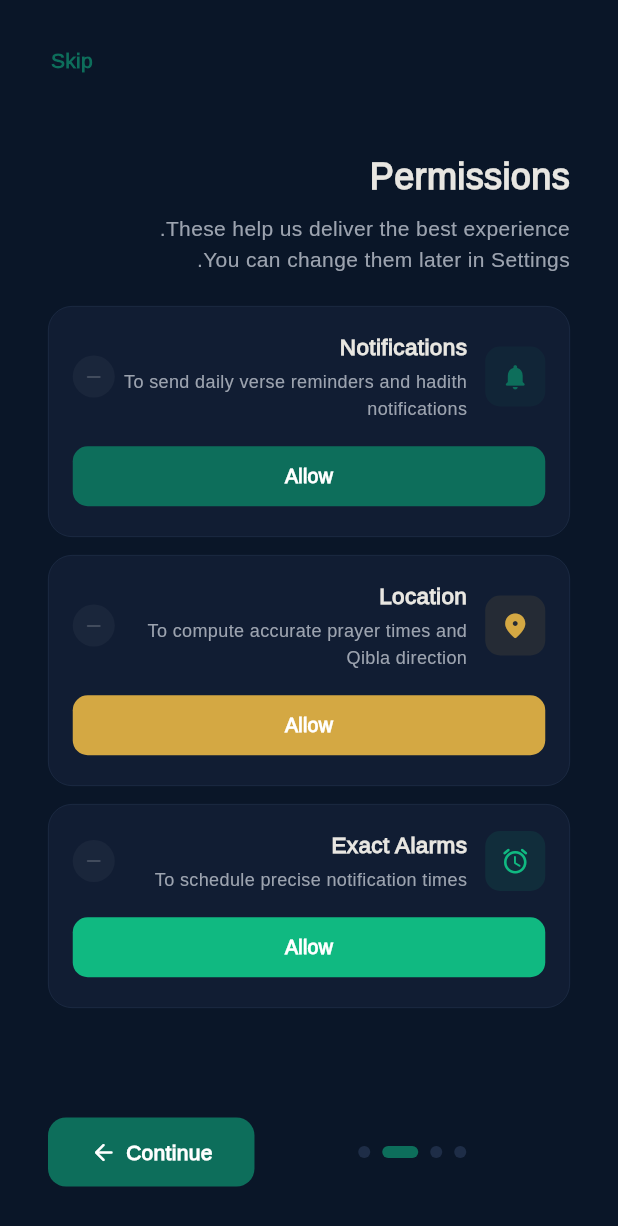
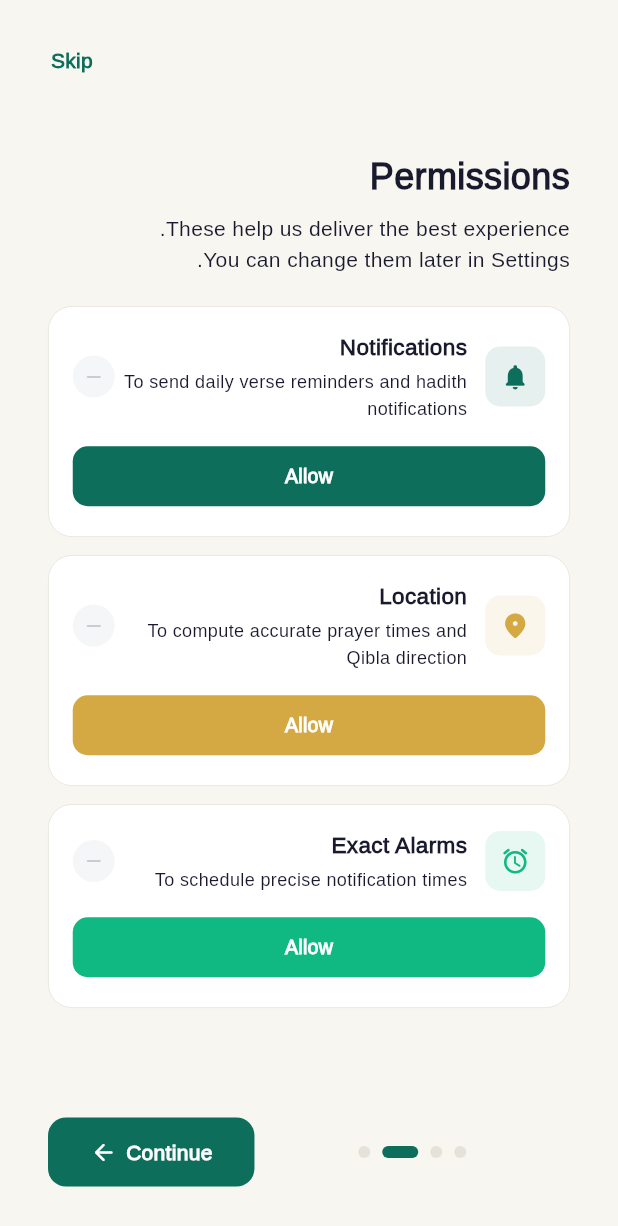
Before and after one commit to ridwanullahh/Quran_Hadith-App, a Flutter app: the screen it shows after launch, swiped to page 3, on a phone screen of 412 x 824 dp. Shown: the top 1226 px of the screen. Run offline on Flutter 3.47's test engine with Material 3 defaults, Android fonts, the phone set to English and light mode, and no system bars; drawn by our look-alikes of flutter_animate; our stand-ins replace audio_service, dio, file_picker, fl_chart, flutter_compass, flutter_local_notifications and 14 more; missing offline and left inert: arabic_numbers; accounts and stored records are empty; network calls fail.

Commit message:
Bismillah Ar-Rahman Ar-Raheem. Ash-hadu an laa ilaaha illa-LLAH wahdaHu lasharikalaHu, wa ash-hadu anna Muhammadan Abduhu wa Rasooluh. Laa hawla wa laa quwwata illaa biLLAH. Hasbiyallaahu laa ilaaha illaa Huwa, 'alayhi tawakkaltu wa Huwa Rabbul-'Arshil-'Azeem. SubhaanALLAH wa bihamdih, SubhaanALLAHil-'azeem, AlhamduliLLAH, Laa ilaaha illa-ALLAH, wa ALLAHU AKBAR, walaa hawla walaa quwwata illaa biLLAH. Astaghfirullaaha wa atoobu ilayh.
fix(H-2): onboarding screen now adapts to light/dark theme

Replaced 41 hardcoded dark color references with theme-aware
expressions:
- AppColors.darkBackground → Theme.of(context).scaffoldBackgroundColor
- AppColors.darkTextPrimary → Theme.of(context).colorScheme.onSurface
- AppColors.darkTextSecondary → Theme.of(context).colorScheme.onSurfaceVariant
- AppColors.darkTextTertiary/Surface/Border → isDark ternary expressions
- Removed 'const' from TextStyle instances that now use Theme.of(context)

The onboarding screen now renders correctly in both light and dark themes.

Bismillah Ar-Rahman Ar-Raheem. Ash-hadu an laa ilaaha illa-LLAH wahdaHu lasharikalaHu, wa ash-hadu anna Muhammadan Abduhu wa Rasooluh. Laa hawla wa laa quwwata illaa biLLAH. Hasbiyallaahu laa ilaaha illaa Huwa, 'alayhi tawakkaltu wa Huwa Rabbul-'Arshil-'Azeem. SubhaanALLAH wa bihamdih, SubhaanALLAHil-'azeem, AlhamduliLLAH, Laa ilaaha illa-ALLAH, wa ALLAHU AKBAR, walaa hawla walaa quwwata illaa biLLAH. Astaghfirullaaha wa atoobu ilayh.

```diff
--- a/lib/features/onboarding/presentation/screens/onboarding_screen.dart
+++ b/lib/features/onboarding/presentation/screens/onboarding_screen.dart
@@ -256,7 +256,7 @@ class _OnboardingScreenState extends ConsumerState<OnboardingScreen> {
   @override
   Widget build(BuildContext context) {
     return Scaffold(
-      backgroundColor: AppColors.darkBackground,
+      backgroundColor: Theme.of(context).scaffoldBackgroundColor,
       body: SafeArea(
         child: Column(
           children: [
@@ -363,7 +363,7 @@ class _OnboardingScreenState extends ConsumerState<OnboardingScreen> {
               fontSize: 14,
               fontWeight: FontWeight.w600,
               letterSpacing: 3.0,
-              color: AppColors.darkTextSecondary.withOpacity(0.7),
+              color: Theme.of(context).colorScheme.onSurfaceVariant.withOpacity(0.7),
             ),
           ).animate().fadeIn(duration: 600.ms, delay: 400.ms),
 
@@ -377,7 +377,7 @@ class _OnboardingScreenState extends ConsumerState<OnboardingScreen> {
               fontSize: 16,
               fontWeight: FontWeight.w500,
               height: 1.7,
-              color: AppColors.darkTextSecondary,
+              color: Theme.of(context).colorScheme.onSurfaceVariant,
             ),
           )
               .animate()
@@ -429,11 +429,11 @@ class _OnboardingScreenState extends ConsumerState<OnboardingScreen> {
         children: [
           Text(
             'Everything You Need',
-            style: const TextStyle(
+            style: TextStyle(
               fontFamily: 'Inter',
               fontSize: 24,
               fontWeight: FontWeight.w700,
-              color: AppColors.darkTextPrimary,
+              color: Theme.of(context).colorScheme.onSurface,
             ),
           ).animate().fadeIn(duration: 400.ms),
           const SizedBox(height: 6),
@@ -442,7 +442,7 @@ class _OnboardingScreenState extends ConsumerState<OnboardingScreen> {
             style: TextStyle(
               fontFamily: 'Inter',
               fontSize: 14,
-              color: AppColors.darkTextSecondary,
+              color: Theme.of(context).colorScheme.onSurfaceVariant,
             ),
           ).animate().fadeIn(duration: 400.ms, delay: 100.ms),
           const SizedBox(height: 24),
@@ -481,11 +481,11 @@ class _OnboardingScreenState extends ConsumerState<OnboardingScreen> {
         children: [
           Text(
             'Permissions',
-            style: const TextStyle(
+            style: TextStyle(
               fontFamily: 'Inter',
               fontSize: 24,
               fontWeight: FontWeight.w700,
-              color: AppColors.darkTextPrimary,
+              color: Theme.of(context).colorScheme.onSurface,
             ),
           ).animate().fadeIn(duration: 400.ms),
           const SizedBox(height: 6),
@@ -494,7 +494,7 @@ class _OnboardingScreenState extends ConsumerState<OnboardingScreen> {
             style: TextStyle(
               fontFamily: 'Inter',
               fontSize: 14,
-              color: AppColors.darkTextSecondary,
+              color: Theme.of(context).colorScheme.onSurfaceVariant,
               height: 1.5,
             ),
           ).animate().fadeIn(duration: 400.ms, delay: 100.ms),
@@ -535,11 +535,11 @@ class _OnboardingScreenState extends ConsumerState<OnboardingScreen> {
         children: [
           Text(
             'Preferences',
-            style: const TextStyle(
+            style: TextStyle(
               fontFamily: 'Inter',
               fontSize: 24,
               fontWeight: FontWeight.w700,
-              color: AppColors.darkTextPrimary,
+              color: Theme.of(context).colorScheme.onSurface,
             ),
           ).animate().fadeIn(duration: 400.ms),
           const SizedBox(height: 6),
@@ -548,7 +548,7 @@ class _OnboardingScreenState extends ConsumerState<OnboardingScreen> {
             style: TextStyle(
               fontFamily: 'Inter',
               fontSize: 14,
-              color: AppColors.darkTextSecondary,
+              color: Theme.of(context).colorScheme.onSurfaceVariant,
             ),
           ).animate().fadeIn(duration: 400.ms, delay: 100.ms),
           const SizedBox(height: 28),
@@ -560,7 +560,7 @@ class _OnboardingScreenState extends ConsumerState<OnboardingScreen> {
               fontFamily: 'Inter',
               fontSize: 14,
               fontWeight: FontWeight.w600,
-              color: AppColors.darkTextPrimary,
+              color: Theme.of(context).colorScheme.onSurface,
             ),
           ),
           const SizedBox(height: 12),
@@ -570,10 +570,10 @@ class _OnboardingScreenState extends ConsumerState<OnboardingScreen> {
                   const Color(0xFFF8F6F1), const Color(0xFF1A1A2E)),
               const SizedBox(width: 10),
               _buildThemeCard(AppThemeMode.dark, Icons.dark_mode_rounded, 'Dark',
-                  AppColors.darkSurface, AppColors.darkTextPrimary),
+                  (Theme.of(context).brightness == Brightness.dark ? AppColors.darkSurface : AppColors.lightSurface), Theme.of(context).colorScheme.onSurface),
               const SizedBox(width: 10),
               _buildThemeCard(AppThemeMode.amoled, Icons.brightness_3_rounded, 'AMOLED',
-                  const Color(0xFF000000), AppColors.darkTextPrimary),
+                  const Color(0xFF000000), Theme.of(context).colorScheme.onSurface),
             ],
           ),
 
@@ -586,7 +586,7 @@ class _OnboardingScreenState extends ConsumerState<OnboardingScreen> {
               fontFamily: 'Inter',
               fontSize: 14,
               fontWeight: FontWeight.w600,
-              color: AppColors.darkTextPrimary,
+              color: Theme.of(context).colorScheme.onSurface,
             ),
           ),
           const SizedBox(height: 10),
@@ -594,22 +594,22 @@ class _OnboardingScreenState extends ConsumerState<OnboardingScreen> {
             width: double.infinity,
             padding: const EdgeInsets.symmetric(horizontal: 16, vertical: 14),
             decoration: BoxDecoration(
-              color: AppColors.darkSurface,
+              color: (Theme.of(context).brightness == Brightness.dark ? AppColors.darkSurface : AppColors.lightSurface),
               borderRadius: BorderRadius.circular(12),
-              border: Border.all(color: AppColors.darkBorder, width: 0.5),
+              border: Border.all(color: (Theme.of(context).brightness == Brightness.dark ? AppColors.darkBorder : AppColors.lightBorder), width: 0.5),
             ),
             child: Row(
               children: [
                 Icon(Icons.translate_rounded,
                     size: 20, color: AppColors.primary),
                 const SizedBox(width: 12),
-                const Text(
+                Text(
                   'English',
                   style: TextStyle(
                     fontFamily: 'Inter',
                     fontSize: 15,
                     fontWeight: FontWeight.w500,
-                    color: AppColors.darkTextPrimary,
+                    color: Theme.of(context).colorScheme.onSurface,
                   ),
                 ),
                 const Spacer(),
@@ -618,7 +618,7 @@ class _OnboardingScreenState extends ConsumerState<OnboardingScreen> {
                   style: TextStyle(
                     fontFamily: 'Inter',
                     fontSize: 12,
-                    color: AppColors.darkTextTertiary,
+                    color: (Theme.of(context).brightness == Brightness.dark ? AppColors.darkTextTertiary : AppColors.lightTextTertiary),
                   ),
                 ),
               ],
@@ -634,7 +634,7 @@ class _OnboardingScreenState extends ConsumerState<OnboardingScreen> {
               fontFamily: 'Inter',
               fontSize: 14,
               fontWeight: FontWeight.w600,
-              color: AppColors.darkTextPrimary,
+              color: Theme.of(context).colorScheme.onSurface,
             ),
           ),
           const SizedBox(height: 4),
@@ -643,7 +643,7 @@ class _OnboardingScreenState extends ConsumerState<OnboardingScreen> {
             style: TextStyle(
               fontFamily: 'Inter',
               fontSize: 13,
-              color: AppColors.darkTextSecondary,
+              color: Theme.of(context).colorScheme.onSurfaceVariant,
             ),
           ),
           const SizedBox(height: 10),
@@ -651,7 +651,7 @@ class _OnboardingScreenState extends ConsumerState<OnboardingScreen> {
             data: SliderThemeData(
               activeTrackColor: AppColors.primary,
               thumbColor: AppColors.primary,
-              inactiveTrackColor: AppColors.darkBorder,
+              inactiveTrackColor: (Theme.of(context).brightness == Brightness.dark ? AppColors.darkBorder : AppColors.lightBorder),
               overlayColor: AppColors.primary.withOpacity(0.2),
               trackHeight: 4,
             ),
@@ -668,13 +668,13 @@ class _OnboardingScreenState extends ConsumerState<OnboardingScreen> {
             children: [
               Text('1',
                   style: TextStyle(
-                      fontSize: 11, color: AppColors.darkTextTertiary)),
+                      fontSize: 11, color: (Theme.of(context).brightness == Brightness.dark ? AppColors.darkTextTertiary : AppColors.lightTextTertiary))),
               Text('10',
                   style: TextStyle(
-                      fontSize: 11, color: AppColors.darkTextTertiary)),
+                      fontSize: 11, color: (Theme.of(context).brightness == Brightness.dark ? AppColors.darkTextTertiary : AppColors.lightTextTertiary))),
               Text('20',
                   style: TextStyle(
-                      fontSize: 11, color: AppColors.darkTextTertiary)),
+                      fontSize: 11, color: (Theme.of(context).brightness == Brightness.dark ? AppColors.darkTextTertiary : AppColors.lightTextTertiary))),
             ],
           ),
         ],
@@ -695,9 +695,9 @@ class _OnboardingScreenState extends ConsumerState<OnboardingScreen> {
             borderRadius: BorderRadius.circular(14),
             color: selected
                 ? AppColors.primary.withOpacity(0.12)
-                : AppColors.darkSurface,
+                : (Theme.of(context).brightness == Brightness.dark ? AppColors.darkSurface : AppColors.lightSurface),
             border: Border.all(
-              color: selected ? AppColors.primary : AppColors.darkBorder,
+              color: selected ? AppColors.primary : (Theme.of(context).brightness == Brightness.dark ? AppColors.darkBorder : AppColors.lightBorder),
               width: selected ? 1.5 : 0.5,
             ),
           ),
@@ -722,14 +722,14 @@ class _OnboardingScreenState extends ConsumerState<OnboardingScreen> {
                 ),
               ),
               const SizedBox(height: 8),
-              Icon(icon, size: 20, color: selected ? AppColors.primary : AppColors.darkTextSecondary),
+              Icon(icon, size: 20, color: selected ? AppColors.primary : Theme.of(context).colorScheme.onSurfaceVariant),
               const SizedBox(height: 4),
               Text(
                 label,
                 style: TextStyle(
                   fontSize: 12,
                   fontWeight: selected ? FontWeight.w700 : FontWeight.w500,
-                  color: selected ? AppColors.primary : AppColors.darkTextSecondary,
+                  color: selected ? AppColors.primary : Theme.of(context).colorScheme.onSurfaceVariant,
                 ),
               ),
             ],
@@ -769,7 +769,7 @@ class _OnboardingScreenState extends ConsumerState<OnboardingScreen> {
                   height: 8,
                   decoration: BoxDecoration(
                     borderRadius: BorderRadius.circular(4),
-                    color: isActive ? AppColors.primary : AppColors.darkBorder,
+                    color: isActive ? AppColors.primary : (Theme.of(context).brightness == Brightness.dark ? AppColors.darkBorder : AppColors.lightBorder),
                   ),
                 );
               }),
@@ -791,7 +791,7 @@ class _OnboardingScreenState extends ConsumerState<OnboardingScreen> {
               children: [
                 Text(
                   buttonText,
-                  style: const TextStyle(
+                  style: TextStyle(
                     fontFamily: 'Inter',
                     fontWeight: FontWeight.w600,
                     fontSize: 14,
@@ -823,9 +823,9 @@ class _FeatureGridCard extends StatelessWidget {
     return Container(
       padding: const EdgeInsets.all(16),
       decoration: BoxDecoration(
-        color: AppColors.darkSurface,
+        color: (Theme.of(context).brightness == Brightness.dark ? AppColors.darkSurface : AppColors.lightSurface),
         borderRadius: BorderRadius.circular(16),
-        border: Border.all(color: AppColors.darkBorder, width: 0.5),
+        border: Border.all(color: (Theme.of(context).brightness == Brightness.dark ? AppColors.darkBorder : AppColors.lightBorder), width: 0.5),
       ),
       child: Column(
         crossAxisAlignment: CrossAxisAlignment.start,
@@ -842,29 +842,29 @@ class _FeatureGridCard extends StatelessWidget {
           const SizedBox(height: 12),
           Text(
             feature.title,
-            style: const TextStyle(
+            style: TextStyle(
               fontFamily: 'Inter',
               fontSize: 15,
               fontWeight: FontWeight.w700,
-              color: AppColors.darkTextPrimary,
+              color: Theme.of(context).colorScheme.onSurface,
             ),
           ),
           const SizedBox(height: 6),
           Text(
             feature.line1,
-            style: const TextStyle(
+            style: TextStyle(
               fontFamily: 'Inter',
               fontSize: 12,
-              color: AppColors.darkTextSecondary,
+              color: Theme.of(context).colorScheme.onSurfaceVariant,
               height: 1.4,
             ),
           ),
           Text(
             feature.line2,
-            style: const TextStyle(
+            style: TextStyle(
               fontFamily: 'Inter',
               fontSize: 12,
-              color: AppColors.darkTextSecondary,
+              color: Theme.of(context).colorScheme.onSurfaceVariant,
               height: 1.4,
             ),
           ),
@@ -906,9 +906,9 @@ class _PermissionCard extends StatelessWidget {
     return Container(
       padding: const EdgeInsets.all(16),
       decoration: BoxDecoration(
-        color: AppColors.darkSurface,
+        color: (Theme.of(context).brightness == Brightness.dark ? AppColors.darkSurface : AppColors.lightSurface),
         borderRadius: BorderRadius.circular(16),
-        border: Border.all(color: AppColors.darkBorder, width: 0.5),
+        border: Border.all(color: (Theme.of(context).brightness == Brightness.dark ? AppColors.darkBorder : AppColors.lightBorder), width: 0.5),
       ),
       child: Column(
         crossAxisAlignment: CrossAxisAlignment.start,
@@ -932,20 +932,20 @@ class _PermissionCard extends StatelessWidget {
                   children: [
                     Text(
                       entry.title,
-                      style: const TextStyle(
+                      style: TextStyle(
                         fontFamily: 'Inter',
                         fontSize: 15,
                         fontWeight: FontWeight.w700,
-                        color: AppColors.darkTextPrimary,
+                        color: Theme.of(context).colorScheme.onSurface,
                       ),
                     ),
                     const SizedBox(height: 2),
                     Text(
                       entry.description,
-                      style: const TextStyle(
+                      style: TextStyle(
                         fontFamily: 'Inter',
                         fontSize: 12,
-                        color: AppColors.darkTextSecondary,
+                        color: Theme.of(context).colorScheme.onSurfaceVariant,
                         height: 1.5,
                       ),
                     ),
@@ -1000,7 +1000,7 @@ class _PermissionCard extends StatelessWidget {
               style: TextStyle(
                 fontFamily: 'Inter',
                 fontSize: 11,
-                color: AppColors.darkTextTertiary,
+                color: (Theme.of(context).brightness == Brightness.dark ? AppColors.darkTextTertiary : AppColors.lightTextTertiary),
                 fontStyle: FontStyle.italic,
               ),
             ),
@@ -1052,11 +1052,11 @@ class _StatusIndicator extends StatelessWidget {
           width: 28,
           height: 28,
           decoration: BoxDecoration(
-            color: AppColors.darkTextTertiary.withOpacity(0.1),
+            color: (Theme.of(context).brightness == Brightness.dark ? AppColors.darkTextTertiary : AppColors.lightTextTertiary).withOpacity(0.1),
             shape: BoxShape.circle,
           ),
           child: Icon(Icons.remove_rounded,
-              size: 16, color: AppColors.darkTextTertiary.withOpacity(0.5)),
+              size: 16, color: (Theme.of(context).brightness == Brightness.dark ? AppColors.darkTextTertiary : AppColors.lightTextTertiary).withOpacity(0.5)),
         ),
     };
   }
```
